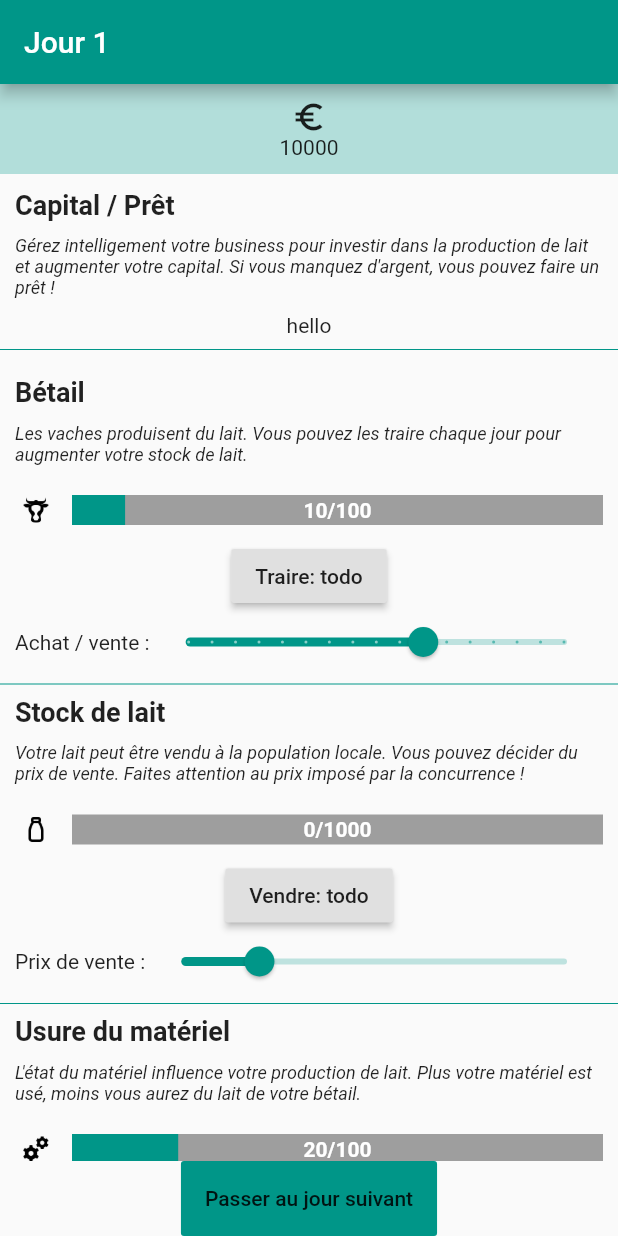
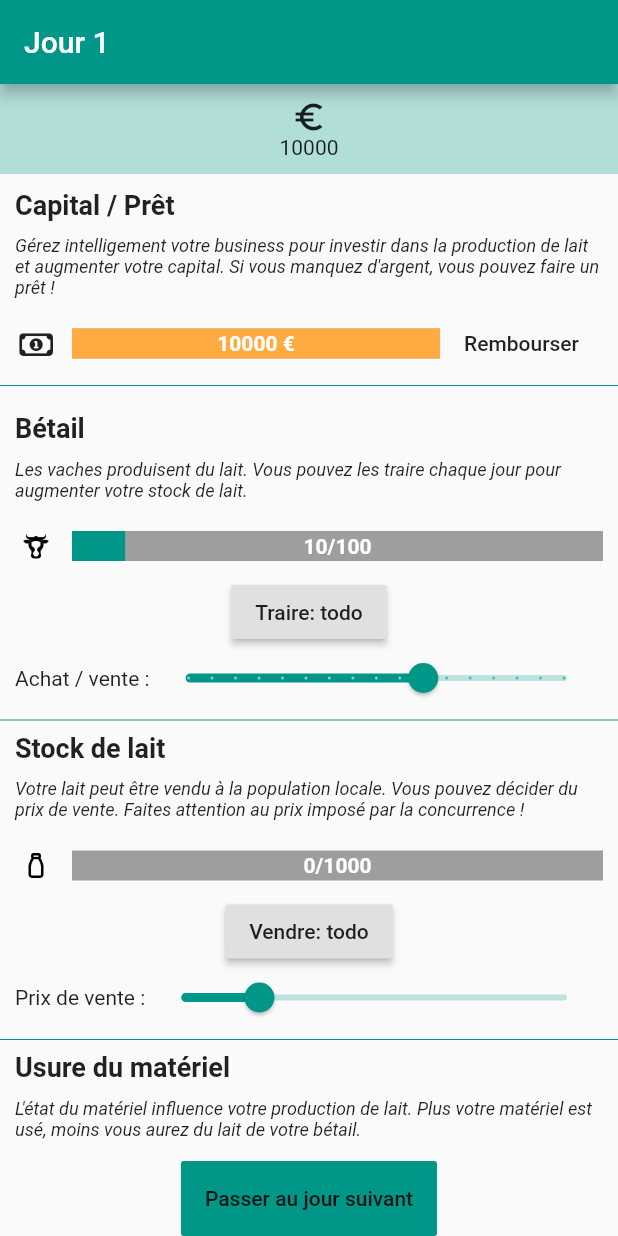
Before and after one commit to sprkl/MilkCow, a Flutter app: the screen it shows after launch, on a phone screen of 412 x 824 dp. Run offline on Flutter 3.47's test engine with Material 2 defaults, Android fonts, the phone set to English and light mode, and no system bars; our stand-ins replace flutter_redux, font_awesome_flutter, redux.

Commit message:
added loan refund

```diff
--- /dev/null
+++ b/sosfaim/lib/actions/loan_manager_actions.dart
@@ -0,0 +1,7 @@
+import 'package:sosfaim/models/loan.dart';
+
+class RefundLoan {
+  final Loan loan;
+
+  RefundLoan(this.loan);
+}
--- a/sosfaim/lib/components/LoanManager/loan_manager.dart
+++ b/sosfaim/lib/components/LoanManager/loan_manager.dart
@@ -15,7 +15,7 @@ class LoanManager extends StatelessWidget {
           return LoanManagerViewModel.from(store);
         },
         builder: (context, vm) {
-          return LoanManagerView(loans: vm.loans);
+          return LoanManagerView(loans: vm.loans, capital: vm.capital, refundLoan: vm.refundLoan);
         });
   }
 }
--- a/sosfaim/lib/components/LoanManager/loan_manager_view.dart
+++ b/sosfaim/lib/components/LoanManager/loan_manager_view.dart
@@ -1,25 +1,30 @@
 import 'package:flutter/material.dart';
+import 'package:sosfaim/components/UI/loan_item.dart';
 import 'package:sosfaim/components/UI/module_layout.dart';
 import 'package:sosfaim/models/loan.dart';
 
 class LoanManagerView extends StatelessWidget {
   final List<Loan> loans;
+  final int capital;
+  final Function refundLoan;
 
-  LoanManagerView({
-    @required this.loans,
-  });
+  LoanManagerView(
+      {@required this.loans,
+      @required this.capital,
+      @required this.refundLoan});
 
   @override
   Widget build(BuildContext context) {
     return new ModuleLayout(
-      title: "Capital / Prêt",
-      subtitle:
-          "Gérez intelligement votre business pour investir dans la production de lait et augmenter votre capital. Si vous manquez d'argent, vous pouvez faire un prêt !",
-      child : new Column(
-        children: [
-          new Text("hello")
-        ],
-      )
-    );
+        title: "Capital / Prêt",
+        subtitle:
+            "Gérez intelligement votre business pour investir dans la production de lait et augmenter votre capital. Si vous manquez d'argent, vous pouvez faire un prêt !",
+        child: new Column(children: generateLoanList()));
   }
+
+  Iterable<Widget> generateLoanList() => this
+      .loans
+      .map((l) => new LoanItem(
+          loan: l, capital: this.capital, refundLoan: this.refundLoan))
+      .toList();
 }
--- a/sosfaim/lib/components/LoanManager/loan_manager_viewmodel.dart
+++ b/sosfaim/lib/components/LoanManager/loan_manager_viewmodel.dart
@@ -1,15 +1,27 @@
 import 'package:flutter/material.dart';
 import 'package:redux/redux.dart';
 import 'package:sosfaim/actions/actions.dart';
+import 'package:sosfaim/actions/loan_manager_actions.dart';
 import 'package:sosfaim/models/app_state.dart';
 import 'package:sosfaim/models/loan.dart';
 
 class LoanManagerViewModel {
   final List<Loan> loans;
+  final int capital;
+  final Function refundLoan;
 
   factory LoanManagerViewModel.from(Store<AppState> store) {
-    return LoanManagerViewModel(loans: store.state.loans);
+
+    Function refundLoan = (loan) => store.dispatch(RefundLoan(loan));
+
+    return LoanManagerViewModel(
+        loans: store.state.loans,
+        capital: store.state.capital,
+        refundLoan: refundLoan);
   }
 
-  LoanManagerViewModel({@required this.loans});
+  LoanManagerViewModel(
+      {@required this.loans,
+      @required this.capital,
+      @required this.refundLoan});
 }
--- /dev/null
+++ b/sosfaim/lib/components/UI/loan_item.dart
@@ -0,0 +1,64 @@
+import 'package:flutter/material.dart';
+import 'package:sosfaim/models/loan.dart';
+import 'package:font_awesome_flutter/font_awesome_flutter.dart';
+
+class LoanItem extends StatelessWidget {
+  final Loan loan;
+  final int capital;
+  final Function refundLoan;
+
+  LoanItem(
+      {@required this.loan, @required this.capital, @required this.refundLoan});
+
+  Function onRefund(loan) {
+    this.refundLoan(this.loan);
+  }
+
+  @override
+  Widget build(BuildContext context) {
+    int percentage =
+        (this.loan.refundWeeksLeft / this.loan.initialWeeksCount * 100).toInt();
+
+    Function refundButtonPressed =
+        this.capital >= this.loan.leftLoan ? () => onRefund(this.loan) : null;
+
+    int amountLeft = this.loan.leftLoan;
+
+    return new Container(
+        height: 40.0,
+        padding: const EdgeInsets.only(top: 10.0, right: 10.0, bottom: 10.0),
+        child: new Row(children: <Widget>[
+          new Container(
+              width: 48.0,
+              height: 48.0,
+              child: new Icon(
+                FontAwesomeIcons.moneyBillAlt,
+                size: 20,
+              )),
+          new Expanded(
+              child: new Stack(children: <Widget>[
+            new Container(
+                height: 40.0,
+                child: new LinearProgressIndicator(
+                    value: percentage * 1.0,
+                    backgroundColor: Colors.grey,
+                    valueColor:
+                        AlwaysStoppedAnimation<Color>(Colors.orangeAccent))),
+            new Container(
+                height: 40.0,
+                child: new Align(
+                    alignment: Alignment.center,
+                    child: new Text(
+                      '$amountLeft €',
+                      style: new TextStyle(
+                          fontWeight: FontWeight.bold, color: Colors.white),
+                    )))
+          ])),
+          new FlatButton(
+            disabledColor: Colors.grey,
+            child: new Text("Rembourser"),
+            onPressed: refundButtonPressed,
+          )
+        ]));
+  }
+}
--- /dev/null
+++ b/sosfaim/lib/helpers/uuid.dart
@@ -0,0 +1,40 @@
+// Copyright 2018 The Flutter Architecture Sample Authors. All rights reserved.
+// Use of this source code is governed by the MIT license that can be found
+// in the LICENSE file.
+
+import 'dart:math';
+
+/// A UUID generator, useful for generating unique IDs for your Todos.
+/// Shamelessly extracted from the Flutter source code.
+///
+/// This will generate unique IDs in the format:
+///
+///     f47ac10b-58cc-4372-a567-0e02b2c3d479
+///
+/// ### Example
+///
+///     final String id = Uuid().generateV4();
+class Uuid {
+  final Random _random = Random();
+
+  /// Generate a version 4 (random) uuid. This is a uuid scheme that only uses
+  /// random numbers as the source of the generated uuid.
+  String generateV4() {
+    // Generate xxxxxxxx-xxxx-4xxx-yxxx-xxxxxxxxxxxx / 8-4-4-4-12.
+    final int special = 8 + _random.nextInt(4);
+
+    return '${_bitsDigits(16, 4)}${_bitsDigits(16, 4)}-'
+        '${_bitsDigits(16, 4)}-'
+        '4${_bitsDigits(12, 3)}-'
+        '${_printDigits(special, 1)}${_bitsDigits(12, 3)}-'
+        '${_bitsDigits(16, 4)}${_bitsDigits(16, 4)}${_bitsDigits(16, 4)}';
+  }
+
+  String _bitsDigits(int bitCount, int digitCount) =>
+      _printDigits(_generateBits(bitCount), digitCount);
+
+  int _generateBits(int bitCount) => _random.nextInt(1 << bitCount);
+
+  String _printDigits(int value, int count) =>
+      value.toRadixString(16).padLeft(count, '0');
+}
--- a/sosfaim/lib/main.dart
+++ b/sosfaim/lib/main.dart
@@ -8,6 +8,7 @@ import 'models/app_state.dart';
 import 'reducers/cow_module_reducer.dart';
 import 'reducers/app_state_reducer.dart';
 import 'reducers/abrasion_module_reducer.dart';
+import 'reducers/loan_manager_reducer.dart';
 
 void main() {
   runApp(new SampleApp());
@@ -15,7 +16,13 @@ void main() {
 
 class SampleApp extends StatelessWidget {
   final store = Store<AppState>(
-      combineReducers<AppState>([appReducer, cowModuleReducer, abrasionModuleReducer, mainpageModuleReducer]),
+      combineReducers<AppState>([
+        appReducer,
+        cowModuleReducer,
+        abrasionModuleReducer,
+        mainpageModuleReducer,
+        loanManagerReducer
+      ]),
       initialState: new AppState());
 
   @override
@@ -39,14 +46,13 @@ class SampleAppPage extends StatefulWidget {
 }
 
 class _SampleAppPageState extends State<SampleAppPage> {
-
   @override
   void initState() {
     super.initState();
   }
 
   @override
-  Widget build(BuildContext context){
+  Widget build(BuildContext context) {
     return new MainPageManager();
   }
 }
--- a/sosfaim/lib/models/app_state.dart
+++ b/sosfaim/lib/models/app_state.dart
@@ -3,6 +3,7 @@ import 'package:sosfaim/modules/module.dart';
 import 'loan.dart';
 
 const initialValue = 10000;
+const initialLoanId = 1;
 
 class AppState {
   final bool isLoading;
@@ -26,6 +27,7 @@ class AppState {
 
   // Loan Manager
   final List<Loan> loans;
+  final int lastLoanId;
 
   AppState(
       {this.isLoading = false,
@@ -37,8 +39,14 @@ class AppState {
       this.selectedCowNumber = 0,
       this.canMilkCows = true,
       this.loans = const [
-        Loan(leftLoan: initialValue, refundWeeksLeft: 60, weeklyInterests: 10)
+        Loan(
+            leftLoan: initialValue,
+            refundWeeksLeft: 60,
+            weeklyInterests: 10,
+            initialWeeksCount: 60,
+            id: initialLoanId)
       ],
+      this.lastLoanId = initialLoanId,
       this.milkLitters = 0,
       this.canSellMilk = true,
       this.selectedLitterPrice = 1,
@@ -59,7 +67,6 @@ class AppState {
       bool canSellMilk,
       double selectedLitterPrice,
       int abrasion}) {
-
     return AppState(
         isLoading: isLoading ?? this.isLoading,
         modules: modules ?? this.modules,
--- a/sosfaim/lib/models/loan.dart
+++ b/sosfaim/lib/models/loan.dart
@@ -1,12 +1,16 @@
 import 'package:flutter/material.dart';
 
 class Loan {
+  final int id;
   final int leftLoan;
   final int weeklyInterests;
   final int refundWeeksLeft;
+  final int initialWeeksCount;
 
   const Loan(
       {@required this.leftLoan,
       @required this.weeklyInterests,
-      @required this.refundWeeksLeft});
+      @required this.refundWeeksLeft,
+      @required this.initialWeeksCount,
+      @required this.id});
 }
--- /dev/null
+++ b/sosfaim/lib/reducers/loan_manager_reducer.dart
@@ -0,0 +1,23 @@
+import 'package:redux/redux.dart';
+import 'package:sosfaim/actions/actions.dart';
+import 'package:sosfaim/actions/loan_manager_actions.dart';
+import 'package:sosfaim/models/app_state.dart';
+
+AppState loanManagerReducer(AppState state, action) {
+  return combineReducers<AppState>([
+    TypedReducer<AppState, IncrementDay>(_incrementDay),
+    TypedReducer<AppState, RefundLoan>(_refundLoan)
+  ])(state, action);
+}
+
+AppState _incrementDay(AppState state, IncrementDay action) {
+  return state.copyWith(
+    canSellMilk: true,
+  );
+}
+
+AppState _refundLoan(AppState state, RefundLoan action) {
+  var loans = state.loans.map((l) => l).toList();
+  loans.removeWhere((l) => l.id == action.loan.id);
+  return state.copyWith(loans: loans, capital: state.capital - action.loan.leftLoan);
+}
--- a/sosfaim/pubspec.yaml
+++ b/sosfaim/pubspec.yaml
@@ -23,7 +23,6 @@ dependencies:
   # The following adds the Cupertino Icons font to your application.
   # Use with the CupertinoIcons class for iOS style icons.
   cupertino_icons: ^0.1.2
-
   redux :
   flutter_redux :
   font_awesome_flutter :
```
